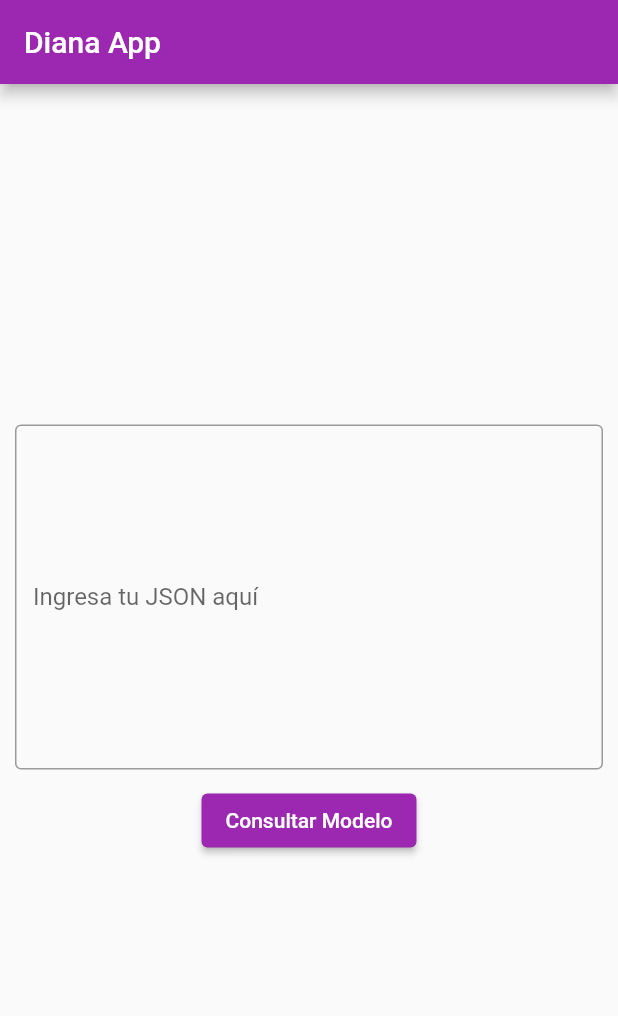
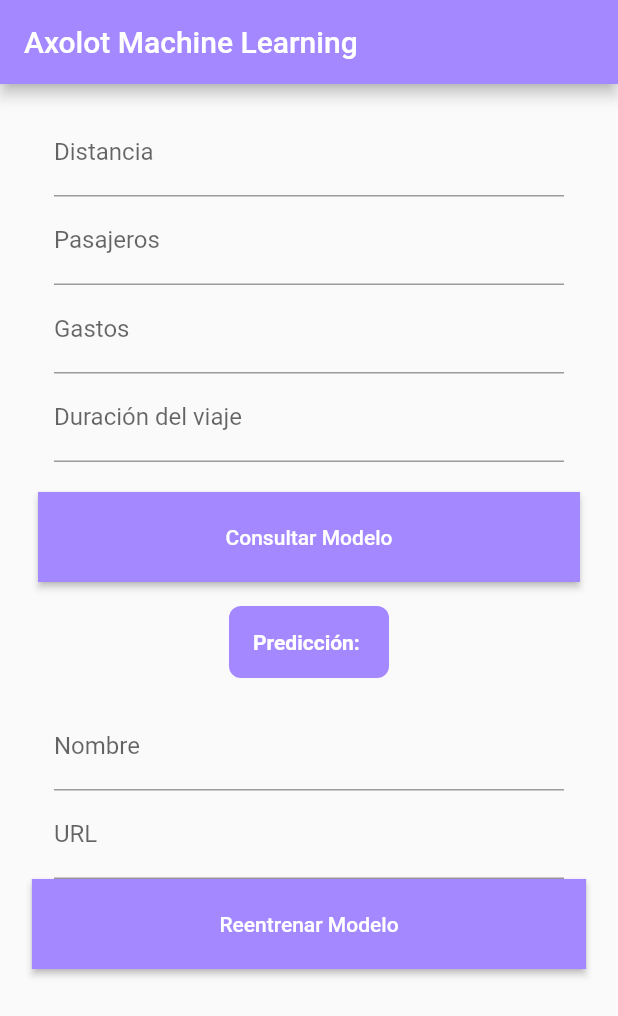
Before and after one commit to dianabeja/Ejemplo, a Flutter app: the screen it shows after launch, on a phone screen of 412 x 824 dp. Shown: the top 1016 px of the screen. Run offline on Flutter 3.47's test engine with Material 2 defaults, Android fonts, the phone set to English and light mode, and no system bars.

Commit message:
add branch modelotaxi

```diff
--- a/lib/main.dart
+++ b/lib/main.dart
@@ -25,29 +25,71 @@ class MyHomePage extends StatefulWidget {
 }
 
 class _MyHomePageState extends State<MyHomePage> {
-  final TextEditingController _controller = TextEditingController();
+  final _formKey = GlobalKey<FormState>();
   String _respuesta = '';
+  int? distance, passengers, miscellaneousfees, tripduration;
+  TextEditingController _urlController = TextEditingController();
+  TextEditingController _shaController = TextEditingController();
 
   Future<void> _consultarModelo() async {
-    try {
-      final body = json.decode(_controller.text);
+    if (_formKey.currentState!.validate()) {
+      _formKey.currentState!.save();
 
-     final url = Uri.parse('https://heart-ml-service-dianabeja.cloud.okteto.net/score');
-      final response = await http.post(url, body: json.encode(body), headers: {"Content-Type": "application/json"});
+      final url =
+          Uri.parse('https://modelotaxi-service-dianabeja.cloud.okteto.net/');
+      final response = await http.post(url,
+          body: json.encode({
+            "distance_traveled": distance,
+            "num_of_passengers": passengers,
+            "miscellaneous_fees": miscellaneousfees,
+            "trip_duration": tripduration
+          }),
+          headers: {"Content-Type": "application/json"});
 
       if (response.statusCode == 200) {
+        Map<String, dynamic> jsonResponse = json.decode(response.body);
+        double? price = jsonResponse['premiumPrice'];
         setState(() {
-          _respuesta = response.body;
+          _respuesta =
+              ' ${price?.toStringAsFixed(2)}'; // Convertimos el número a String con dos decimales
         });
       } else {
         setState(() {
-          _respuesta = 'Error al obtener respuesta';
+          _respuesta =
+              'Error al obtener respuesta, revisa que todos los campos sean validos';
         });
       }
-    } catch (error) {
+    }
+  }
 
+  Future<void> _llamadoAPI() async {
+    final url = Uri.parse(
+        'https://api.github.com/repos/dianabeja/ModeloTaxi/dispatches');
+
+    final body = json.encode({
+      "event_type": "ml_ci_cd",
+      "client_payload": {
+        "dataseturl":
+            _urlController.text, // Obtén el valor desde el controlador
+        "sha": _shaController.text, // Obtén el valor desde el controlador
+      }
+    });
+
+    final headers = {
+      'Authorization': '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',
+      'Accept': 'application/vnd.github.v3+json',
+      'Content-type': 'application/json',
+    };
+
+    final response = await http.post(url, body: body, headers: headers);
+
+    if (response.statusCode == 204) {
       setState(() {
-        _respuesta = 'Error al formatear el JSON';
+        _respuesta = 'Llamado a API exitoso';
+      });
+    } else {
+      setState(() {
+        _respuesta = 'Error al hacer el llamado a la API';
       });
     }
   }
@@ -56,30 +98,119 @@ class _MyHomePageState extends State<MyHomePage> {
   Widget build(BuildContext context) {
     return Scaffold(
       appBar: AppBar(
-        title: Text("Diana App"),
+        title: const Text("Axolot Machine Learning"),
+        backgroundColor: Color.fromARGB(255, 164, 136, 255),
       ),
-      body: Column(
-        mainAxisAlignment: MainAxisAlignment.center,
+      body: SingleChildScrollView(
+        child: Padding(
+          padding: const EdgeInsets.all(16.0),
+          child: Form(
+            key: _formKey,
+            child: Column(
               children: <Widget>[
+                Padding(
+                  padding: const EdgeInsets.symmetric(horizontal: 20),
+                  child: TextFormField(
+                    decoration: InputDecoration(labelText: 'Distancia'),
+                    keyboardType: TextInputType.number,
+                    onSaved: (value) => distance = int.tryParse(value ?? ''),
+                  ),
+                ),
+                Padding(
+                  padding: const EdgeInsets.symmetric(horizontal: 20),
+                  child: TextFormField(
+                    decoration: InputDecoration(labelText: 'Pasajeros'),
+                    keyboardType: TextInputType.number,
+                    onSaved: (value) => passengers = int.tryParse(value ?? ''),
+                  ),
+                ),
+                Padding(
+                  padding: const EdgeInsets.symmetric(horizontal: 20),
+                  child: TextFormField(
+                    decoration: InputDecoration(labelText: 'Gastos'),
+                    keyboardType: TextInputType.number,
+                    onSaved: (value) =>
+                        miscellaneousfees = int.tryParse(value ?? ''),
+                  ),
+                ),
+                Padding(
+                  padding: const EdgeInsets.symmetric(horizontal: 20),
+                  child: TextFormField(
+                    decoration:
+                        InputDecoration(labelText: 'Duración del viaje'),
+                    keyboardType: TextInputType.number,
+                    onSaved: (value) =>
+                        tripduration = int.tryParse(value ?? ''),
+                  ),
+                ),
+                SizedBox(height: 20),
+                ElevatedButton(
+                  onPressed: _consultarModelo,
+                  child: const Text('Consultar Modelo'),
+                  style: ElevatedButton.styleFrom(
+                    primary: Color.fromARGB(255, 164, 136, 255),
+                    padding:
+                        EdgeInsets.symmetric(horizontal: 125, vertical: 22),
+                    shape: RoundedRectangleBorder(
+                      borderRadius: BorderRadius.circular(0),
+                    ),
+                  ),
+                ),
                 Container(
-            padding: EdgeInsets.all(10.0),
-            child: TextField(
-              controller: _controller,
-              decoration: InputDecoration(
-                labelText: 'Ingresa tu JSON aquí',
-                border: OutlineInputBorder(),
+                  margin: const EdgeInsets.symmetric(
+                      vertical: 16.0, horizontal: 16.0),
+                  padding: const EdgeInsets.all(16.0),
+                  decoration: BoxDecoration(
+                    color: Color.fromARGB(255, 164, 136, 255),
+                    borderRadius: BorderRadius.circular(8.0),
                   ),
-              maxLines: 10,
+                  child: Text(
+                    'Predicción: $_respuesta',
+                    style: TextStyle(
+                      color:
+                          Colors.white, // Texto en blanco para mejor contraste
+                      fontWeight: FontWeight.bold,
+                    ),
+                  ),
+                ),
+                Padding(
+                  padding: const EdgeInsets.symmetric(horizontal: 20),
+                  child: TextFormField(
+                    controller:
+                        _shaController, // Asociar el controlador al campo
+                    decoration: InputDecoration(labelText: 'Nombre'),
+                    onSaved: (value) {},
+                  ),
+                ),
+                Padding(
+                  padding: const EdgeInsets.symmetric(horizontal: 20),
+                  child: TextFormField(
+                    controller:
+                        _urlController, // Asociar el controlador al campo
+                    decoration: InputDecoration(labelText: 'URL'),
+                    // No establecer el keyboardType, ya que es un campo de URL
+                    onSaved: (value) {},
                   ),
                 ),
                 ElevatedButton(
-            child: Text('Consultar Modelo'),
-            onPressed: _consultarModelo,
+                  onPressed: _llamadoAPI,
+                  child: const Text('Reentrenar Modelo'),
+                  style: ElevatedButton.styleFrom(
+                    primary: Color.fromARGB(255, 164, 136, 255),
+                    padding:
+                        EdgeInsets.symmetric(horizontal: 125, vertical: 22),
+                    shape: RoundedRectangleBorder(
+                      borderRadius: BorderRadius.circular(0),
+                    ),
+                  ),
                 ),
                 SizedBox(height: 20),
                 Text(_respuesta),
               ],
             ),
+          ),
+        ),
+      ),
     );
   }
 }
```
Lines whose indentation alone changed are shown as unchanged.
